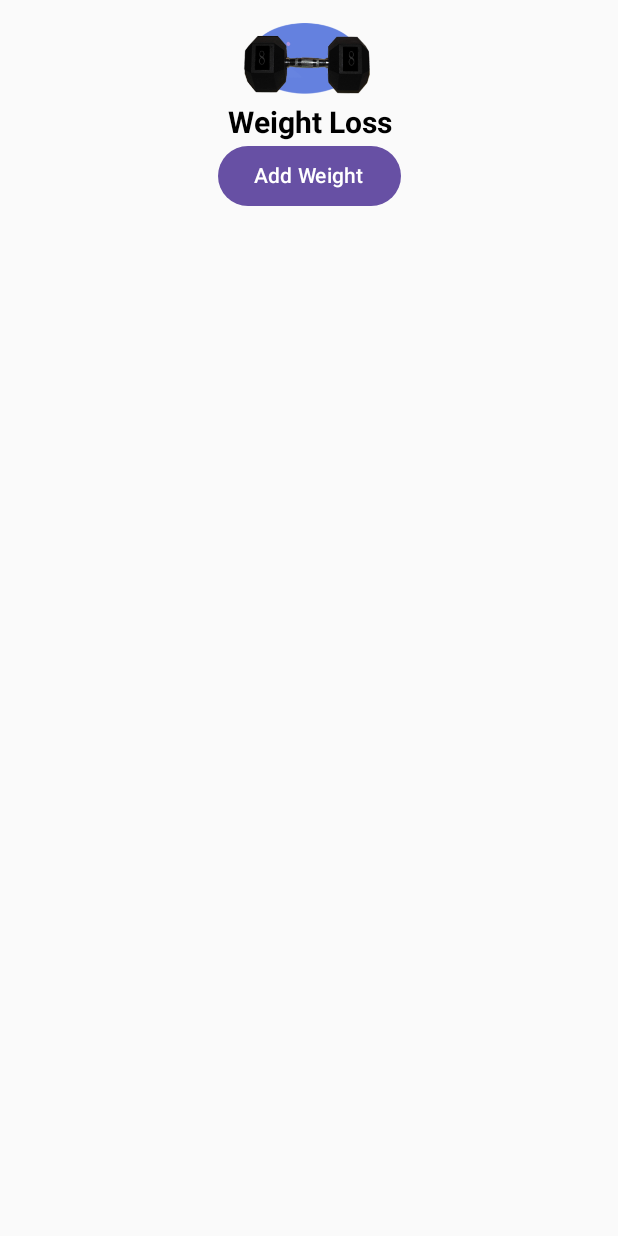
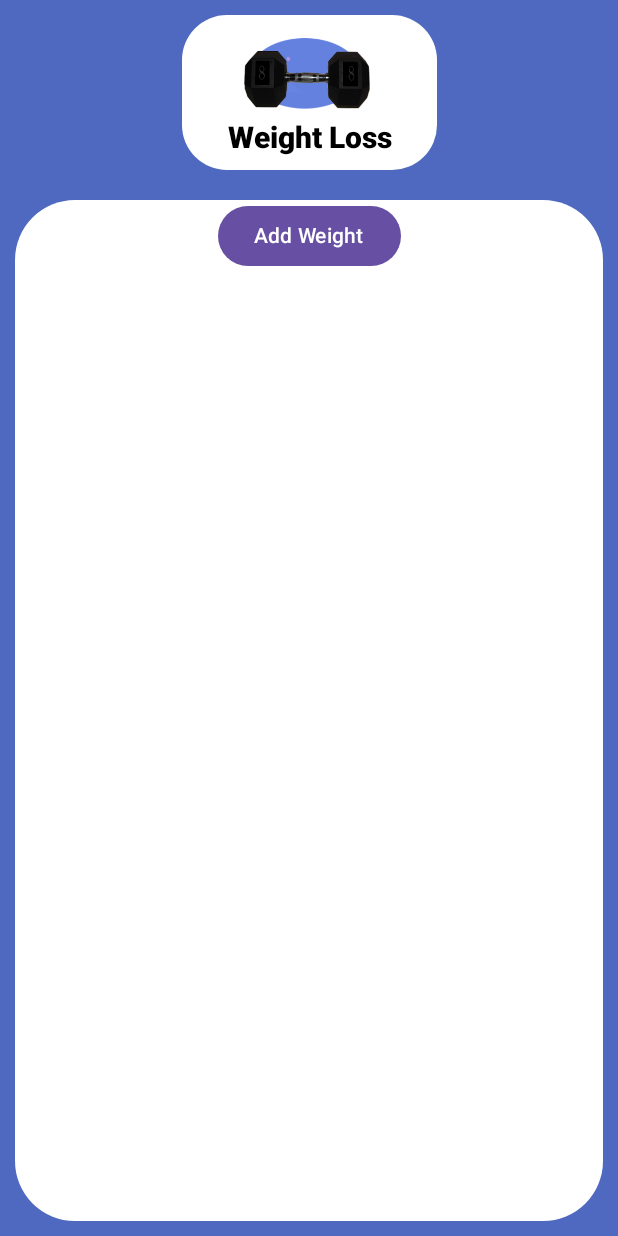
Before and after one commit to JackEmond/WeightTrackerAndroidApp, an Android app built with Jetpack Compose: the screen it shows after launch (MainActivity), on a phone screen of 412 x 824 dp. Run offline under Robolectric (Android 15) with nearby library versions, the phone set to English and light mode, and no system bars; our stand-ins replace Dagger/Hilt's generated code, Room's generated code, livedata-compose.

Commit message:
Enhanced design of Home Page

```diff
--- a/app/src/main/java/com/example/weightracker/ui/HomePage.kt
+++ b/app/src/main/java/com/example/weightracker/ui/HomePage.kt
@@ -1,14 +1,18 @@
 package com.example.weightracker.ui
 
 import androidx.compose.foundation.Image
+import androidx.compose.foundation.background
 import androidx.compose.foundation.clickable
 import androidx.compose.foundation.layout.Column
 import androidx.compose.foundation.layout.Row
+import androidx.compose.foundation.layout.fillMaxSize
 import androidx.compose.foundation.layout.fillMaxWidth
 import androidx.compose.foundation.layout.padding
 import androidx.compose.foundation.layout.size
 import androidx.compose.foundation.lazy.LazyColumn
 import androidx.compose.foundation.lazy.items
+import androidx.compose.foundation.shape.CircleShape
+import androidx.compose.foundation.shape.RoundedCornerShape
 import androidx.compose.material3.Button
 import androidx.compose.material3.Text
 import androidx.compose.runtime.Composable
@@ -16,7 +20,10 @@ import androidx.compose.runtime.getValue
 import androidx.compose.runtime.livedata.observeAsState
 import androidx.compose.ui.Alignment
 import androidx.compose.ui.Modifier
+import androidx.compose.ui.draw.clip
+import androidx.compose.ui.graphics.Color
 import androidx.compose.ui.layout.ContentScale
+import androidx.compose.ui.res.colorResource
 import androidx.compose.ui.res.painterResource
 import androidx.compose.ui.text.font.FontWeight
 import androidx.compose.ui.tooling.preview.Preview
@@ -24,6 +31,7 @@ import androidx.compose.ui.unit.dp
 import androidx.compose.ui.unit.sp
 import androidx.hilt.navigation.compose.hiltViewModel
 import androidx.navigation.NavHostController
+import androidx.navigation.compose.rememberNavController
 import com.example.weightracker.R
 
 @Composable
@@ -31,22 +39,33 @@ fun HomePage(
     navController: NavHostController,
     viewModel: WeightTrackerViewModel = hiltViewModel()
 ) {
-
-    Column ( modifier = Modifier.fillMaxWidth(),
+    Column(
+        modifier = Modifier
+            .fillMaxSize()
+            .background(colorResource(id = R.color.background_colour)),
         horizontalAlignment = Alignment.CenterHorizontally,
     )
     {
         WeightLossLogo()
+
+        Column(
+            Modifier
+                .padding(10.dp)
+                .clip(RoundedCornerShape(40.dp))
+                .background(Color.White)
+                .fillMaxSize(),
+            horizontalAlignment = Alignment.CenterHorizontally
+        ){
             GoToAddWeightPageButton{navController.navigate("addWeight")}
-
-        val weightRecords by viewModel.getAllWeightsAndDates().observeAsState(initial = emptyList())
-        DisplayWeights(weightRecords, viewModel)
+            DisplayWeights(viewModel)
+        }
     }
 }
 
 @Composable
-fun DisplayWeights(weightRecords: List<FormattedWeightRecord>, viewModel: WeightTrackerViewModel) {
-    LazyColumn {
+fun DisplayWeights(viewModel: WeightTrackerViewModel) {
+    val weightRecords by viewModel.getAllWeightsAndDates().observeAsState(initial = emptyList())
+    LazyColumn{
         items(weightRecords) { weightRecord ->
             DisplayWeight(weightRecord, viewModel)
         }
@@ -57,18 +76,20 @@ fun DisplayWeights(weightRecords: List<FormattedWeightRecord>, viewModel: Weight
 @Composable
 fun DisplayWeight(weightRecord: FormattedWeightRecord, viewModel: WeightTrackerViewModel) {
     Row(verticalAlignment = Alignment.CenterVertically,
-        modifier = Modifier.padding(10.dp)
         ){
         Column {
             Text(text = weightRecord.weight.toString(),
-                fontSize = 20.sp)
+                fontSize = 20.sp, fontWeight = FontWeight.Black)
             Text(text = weightRecord.date, fontSize = 12.sp)
         }
         Image(
             painter = painterResource(id = R.drawable.trash_can),
             contentDescription = "trash_can",
             contentScale = ContentScale.Fit,
-            modifier = Modifier.size(50.dp, 30.dp).clickable {viewModel.deleteItem(weightRecord.id)}
+            modifier = Modifier
+                .padding(20.dp)
+                .size(60.dp, 40.dp)
+                .clickable { viewModel.deleteItem(weightRecord.id) }
         )
     }
 }
@@ -84,9 +105,13 @@ fun GoToAddWeightPageButton(onClick: () -> Unit) {
 
 @Composable
 fun WeightLossLogo() {
-    Column(
-        modifier = Modifier.padding(top = 10.dp),
-        horizontalAlignment = Alignment.CenterHorizontally,
+    Column (
+        Modifier
+            .padding(10.dp)
+            .clip(RoundedCornerShape(30.dp))
+            .background(Color.White)
+            .padding(10.dp),
+        horizontalAlignment = Alignment.CenterHorizontally
     ) {
     Image(
         painter = painterResource(id = R.drawable.weight_loss_logo),
@@ -97,7 +122,7 @@ fun WeightLossLogo() {
     Text(
         text = "Weight Loss",
         fontSize = 20.sp,
-            fontWeight = FontWeight.Bold
+        fontWeight = FontWeight.ExtraBold
     )
 }
 }
--- a/app/src/main/res/values/colors.xml
+++ b/app/src/main/res/values/colors.xml
@@ -3,6 +3,9 @@
     <color name="purple_200">#FFBB86FC</color>
     <color name="purple_500">#FF6200EE</color>
     <color name="purple_700">#FF3700B3</color>
+    <color name="background_colour">#4e69bf</color>
+
+
     <color name="teal_200">#FF03DAC5</color>
     <color name="teal_700">#FF018786</color>
     <color name="black">#FF000000</color>
```
Lines whose indentation alone changed are shown as unchanged.
